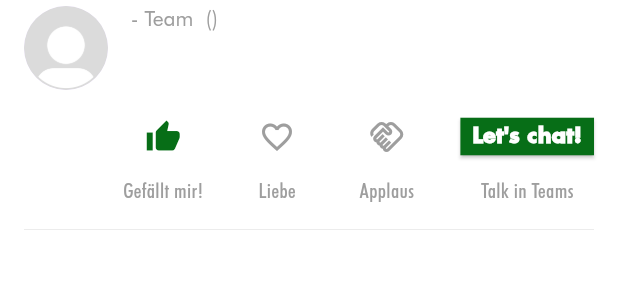
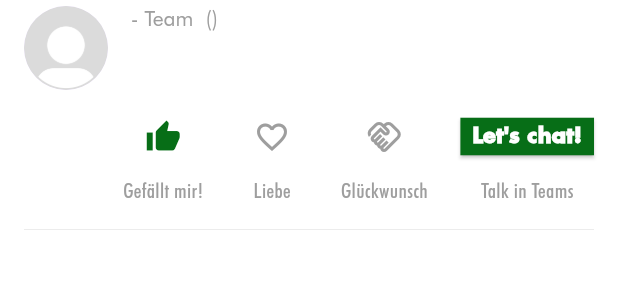
Before and after one commit to kvdthuesen/positeams_programmierung2, a Flutter app: the Post widget shown alone on an empty page, opened directly with empty values, after a tap on the "thumb up alt" icon, on a phone screen of 412 x 824 dp. Shown: the top 300 px of the screen. Run offline on Flutter 3.47's test engine with Material 3 defaults, Android fonts, the light colour scheme and no system bars; our stand-ins replace cloud_firestore, firebase_auth, firebase_core, firebase_storage, image_picker; accounts and stored records are empty; Roboto replaces fonts that are missing (Futura, Futura Condensed).

```diff
--- a/lib/components/post.dart
+++ b/lib/components/post.dart
@@ -159,7 +159,7 @@ class _PostState extends State<Post> {
                       ),
                     const SizedBox(height: 5), // Space after image
 
-                    // Row of interaction buttons (Like, Love, Applause, Chat)
+                    // Row of interaction buttons (Like, Love, Glückwunsch, Chat)
                     Row(
                       mainAxisAlignment: MainAxisAlignment.spaceBetween,
                       children: [
@@ -183,7 +183,7 @@ class _PostState extends State<Post> {
                         ),
                         InteractionButton(
                           icon: Icons.handshake_outlined,
-                          label: 'Applaus',
+                          label: 'Glückwunsch',
                           postId: widget.postId,
                           reactionType: 'Emotion',
                           count: widget.emotionCount, // Replace this with actual EmotionCounter from your backend
@@ -239,7 +239,7 @@ class _PostState extends State<Post> {
   }
 }
 
-/// Widget for displaying interaction buttons ( "Like", "Love", "Applause").
+/// Widget for displaying interaction buttons ( "Like", "Love", "Glückwunsch").
 /// The button updates Firebase when clicked and reflects the user's current reaction status.
 class InteractionButton extends StatelessWidget {
   final IconData icon;
@@ -327,7 +327,7 @@ IconData _getFilledIcon(IconData icon) {
   } else if (icon == Icons.favorite_border) {
     return Icons.favorite; // Filled version for "Love"
   } else if (icon == Icons.handshake_outlined) {
-    return Icons.handshake_rounded; // Filled version for "Applause"
+    return Icons.handshake_rounded; // Filled version for "Glückwunsch"
   }
   return icon; // Fallback to the original icon
 }
```
